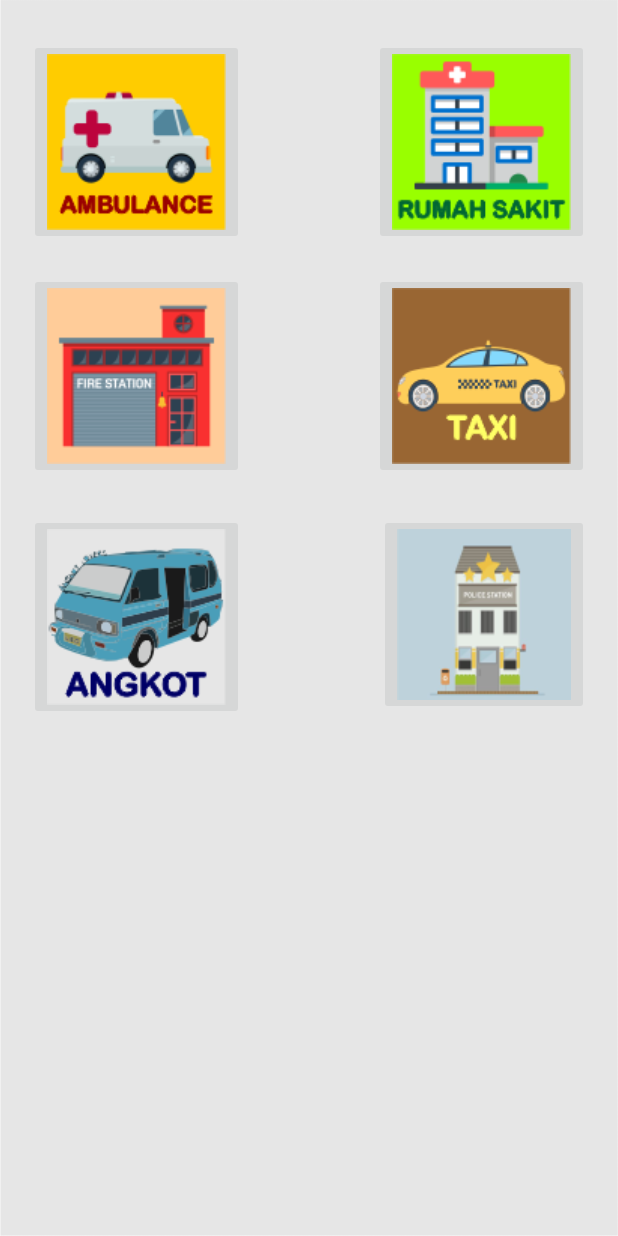
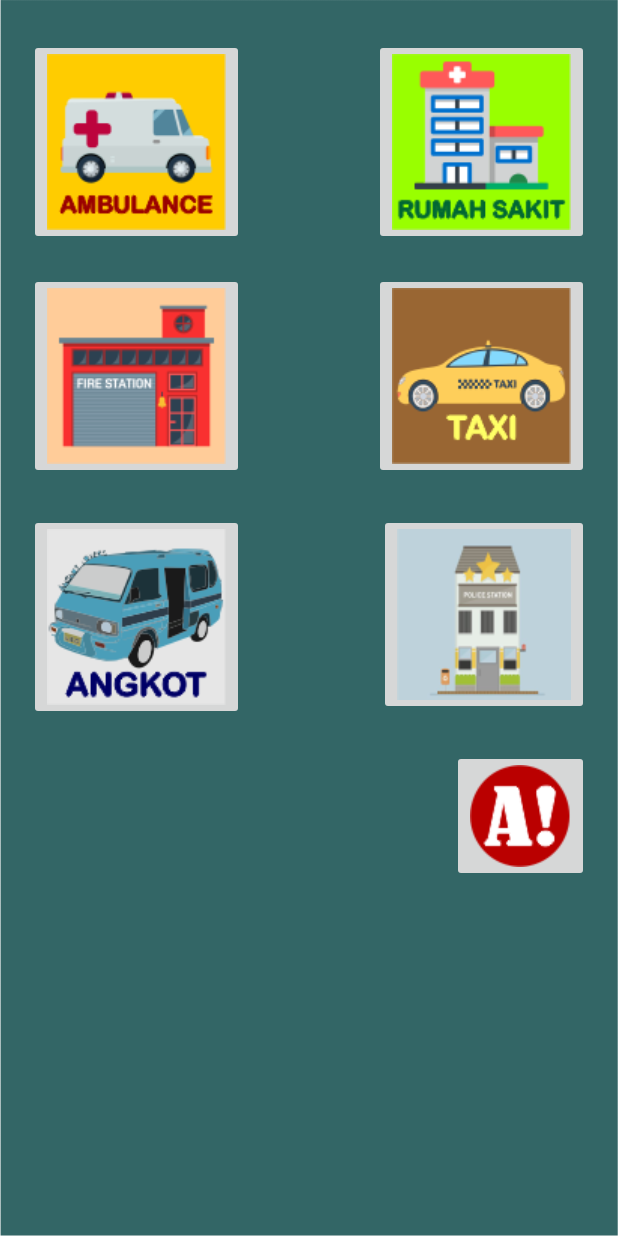
Before and after one commit to ariknk/NgalamDarurat, an Android app: the screen it shows after launch (MainActivity), on a phone screen of 412 x 824 dp. Run offline under Robolectric (Android 15) with nearby library versions, the phone set to English and light mode, and no system bars; libraries missing offline, so code that uses them is left out: com.github.paolorotolo.appintro.

Commit message:
menambah icon by salsapr

```diff
--- a/app/src/main/AndroidManifest.xml
+++ b/app/src/main/AndroidManifest.xml
@@ -17,7 +17,8 @@
         </activity>
         <activity android:name=".Angkot" />
         <activity android:name=".Taksi" />
-        <activity android:name=".MyIntro"></activity>
+        <activity android:name=".MyIntro" />
+        <activity android:name=".Main2Activity"></activity>
     </application>
 
 </manifest>
--- a/app/src/main/java/id/sch/smktelkom_mlg/project2/xirpl60517283033/lamda/MainActivity.java
+++ b/app/src/main/java/id/sch/smktelkom_mlg/project2/xirpl60517283033/lamda/MainActivity.java
@@ -97,5 +97,13 @@ public class MainActivity extends AppCompatActivity {
                 MainActivity.this.startActivity(intent);
             }
         });
+
+        findViewById(R.id.about).setOnClickListener(new View.OnClickListener() {
+            @Override
+            public void onClick(View v) {
+                Intent intent = new Intent(MainActivity.this, Main2Activity.class);
+                MainActivity.this.startActivity(intent);
+            }
+        });
     }
 }
--- a/app/src/main/java/id/sch/smktelkom_mlg/project2/xirpl60517283033/lamda/MyIntro.java
+++ b/app/src/main/java/id/sch/smktelkom_mlg/project2/xirpl60517283033/lamda/MyIntro.java
@@ -15,7 +15,7 @@ public class MyIntro extends AppIntro {
     protected void onCreate(Bundle savedInstanceState) {
         super.onCreate(savedInstanceState);
 
-        addSlide(AppIntroFragment.newInstance("Lamda", "Aplikasi penting dan sangat dibutuhkan saat ada di Malang", R.drawable.ic_favorite_black_24dp,
+        addSlide(AppIntroFragment.newInstance("Lamda", "Aplikasi penting dan sangat dibutuhkan saat ada di Malang", R.drawable.logooo,
                 Color.parseColor("#51e2b7")));
 
         addSlide(AppIntroFragment.newInstance("Ambulance", "Tekan icon untuk mendapakan nomor ambulance yang bisa dihubungi di Malang", R.drawable.t1,
--- a/app/src/main/res/layout/activity_angkot.xml
+++ b/app/src/main/res/layout/activity_angkot.xml
@@ -8,10 +8,11 @@
     android:id="@+id/activity_angkot"
     android:layout_width="match_parent"
         android:layout_height="wrap_content"
+        android:background="@drawable/ngkot"
     android:paddingBottom="@dimen/activity_vertical_margin"
     android:paddingLeft="@dimen/activity_horizontal_margin"
     android:paddingRight="@dimen/activity_horizontal_margin"
-    android:paddingTop="@dimen/activity_vertical_margin"
+        android:paddingTop="@dimen/activity_vertical_margin"
     tools:context="id.sch.smktelkom_mlg.project2.xirpl60517283033.lamda.Angkot">
 
         <ImageView
--- a/app/src/main/res/layout/activity_main.xml
+++ b/app/src/main/res/layout/activity_main.xml
@@ -4,7 +4,7 @@
     android:id="@+id/activity_main"
     android:layout_width="match_parent"
     android:layout_height="match_parent"
-    android:background="@drawable/lay1"
+    android:background="@drawable/unem"
     android:paddingBottom="@dimen/activity_vertical_margin"
     android:paddingLeft="@dimen/activity_horizontal_margin"
     android:paddingRight="@dimen/activity_horizontal_margin"
@@ -86,5 +86,17 @@
         android:layout_marginTop="18dp"
         android:src="@drawable/t6" />
 
+    <ImageButton
+        android:id="@+id/about"
+        android:layout_width="wrap_content"
+        android:layout_height="wrap_content"
+        android:layout_alignParentEnd="true"
+        android:layout_alignParentTop="false"
+        android:layout_below="@+id/polisi"
+        android:layout_marginBottom="5dp"
+        android:layout_marginLeft="3dp"
+        android:layout_marginRight="3dp"
+        android:layout_marginTop="18dp"
+        android:src="@drawable/abou" />
 
 </RelativeLayout>
--- a/app/src/main/res/layout/activity_taksi.xml
+++ b/app/src/main/res/layout/activity_taksi.xml
@@ -4,7 +4,7 @@
     android:id="@+id/activity_taksi"
     android:layout_width="match_parent"
     android:layout_height="match_parent"
-    android:background="@drawable/lay1"
+    android:background="@drawable/xi"
     android:paddingBottom="@dimen/activity_vertical_margin"
     android:paddingLeft="@dimen/activity_horizontal_margin"
     android:paddingRight="@dimen/activity_horizontal_margin"
```
Also changed, not shown: app/src/main/java/id/sch/smktelkom_mlg/project2/xirpl60517283033/lamda/Main2Activity.java (added, +13 -0 lines), app/src/main/res/layout/activity_main2.xml (added, +13 -0 lines), app/src/main/ic_launcher-web.png (added), app/src/main/res/drawable/abou.png (added), app/src/main/res/drawable/logooo.png (added), app/src/main/res/drawable/ngkot.png (added), app/src/main/res/drawable/unem.png (added), app/src/main/res/drawable/xi.png (added), app/src/main/res/mipmap-hdpi/ic_launcher.png, app/src/main/res/mipmap-mdpi/ic_launcher.png, app/src/main/res/mipmap-xhdpi/ic_launcher.png, app/src/main/res/mipmap-xxhdpi/ic_launcher.png, app/src/main/res/mipmap-xxxhdpi/ic_launcher.png.
